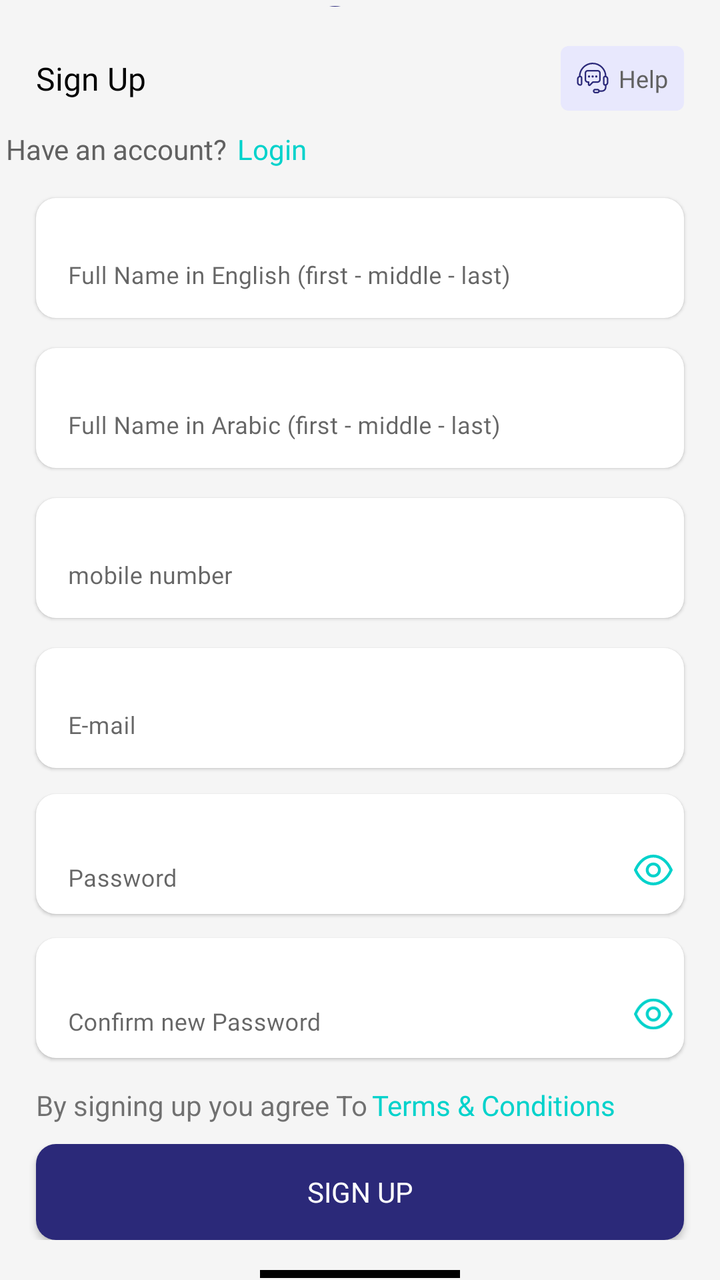
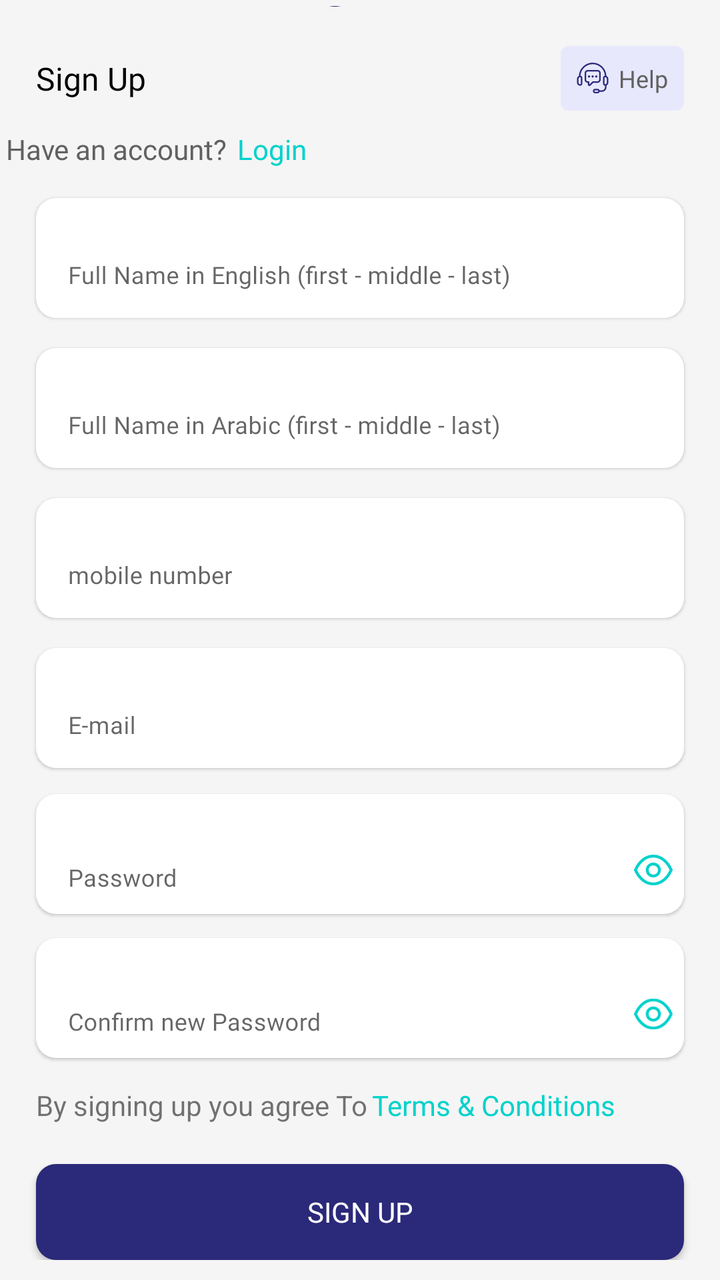

Screens rendered from an Android XML layout before and after an edit, with the pre-edit source and the edit as a unified diff.
<!-- AndroidManifest.xml: application theme Theme.NewDesign -->
<!-- res/layout/signupfragment.xml -->
<?xml version="1.0" encoding="utf-8"?>
<androidx.constraintlayout.widget.ConstraintLayout
    xmlns:android="http://schemas.android.com/apk/res/android"
    xmlns:app="http://schemas.android.com/apk/res-auto"
    xmlns:tools="http://schemas.android.com/tools"
    android:layout_width="match_parent"
    android:layout_height="match_parent"
    android:background="@color/bg_color_gray"
    tools:context=".fragment.splash.ChooseLanguageFragment">

<androidx.core.widget.NestedScrollView
    android:layout_width="match_parent"
    android:layout_height="match_parent"
    >
    <androidx.constraintlayout.widget.ConstraintLayout
        android:layout_width="match_parent"
        android:layout_height="match_parent"
        android:padding="3dp"
        >

    <com.google.android.material.imageview.ShapeableImageView
        android:id="@+id/iv_doctorProfile"
        android:layout_width="80dp"
        android:layout_height="80dp"
        android:layout_marginTop="70dp"
        android:adjustViewBounds="true"
        android:visibility="gone"
        android:src="@drawable/iv_doctor_logo"
        app:layout_constraintEnd_toEndOf="parent"
        app:layout_constraintStart_toStartOf="parent"
        app:layout_constraintTop_toTopOf="parent" />
        <androidx.constraintlayout.widget.ConstraintLayout
            android:layout_width="25dp"
            android:layout_height="25dp"
            android:background="@drawable/bg_circle"
            android:layout_marginStart="10dp"
            app:layout_constraintEnd_toEndOf="@+id/iv_doctorProfile"
           app:layout_constraintBottom_toBottomOf="@+id/iv_doctorProfile"
            >
            <com.google.android.material.imageview.ShapeableImageView
                android:id="@+id/iv_cam"
                android:layout_width="18dp"
                android:layout_height="15dp"
                android:adjustViewBounds="true"
                android:src="@drawable/ic_camera"
                app:layout_constraintStart_toStartOf="parent"
                app:layout_constraintEnd_toEndOf="parent"
                app:layout_constraintBottom_toBottomOf="parent"
                app:layout_constraintTop_toTopOf="parent"
                 />
        </androidx.constraintlayout.widget.ConstraintLayout>

    <androidx.appcompat.widget.AppCompatTextView
        android:id="@+id/tv_uploadPhoto"
        android:layout_width="0dp"
        android:layout_height="wrap_content"
        android:layout_marginTop="10dp"
        android:fontFamily="@font/avenirltstd_roman"
        android:gravity="center"
        android:padding="2dp"
        android:visibility="gone"
        android:text="@string/upload_your_photo"
        android:textColor="@color/gray"
        android:textSize="16sp"
        app:layout_constraintEnd_toEndOf="parent"
        app:layout_constraintStart_toStartOf="parent"
        app:layout_constraintTop_toBottomOf="@+id/iv_doctorProfile"
        app:layout_constraintWidth_percent=".85" />


    <com.google.android.material.textfield.TextInputLayout
        android:id="@+id/textinput_fullName_En"
        style="@style/Widget.MaterialComponents.TextInputLayout.OutlinedBox"
        android:layout_width="match_parent"
        android:layout_height="60dp"
        android:layout_margin="15dp"
        android:layout_marginTop="20dp"
        android:background="@drawable/bg_edittext"
        android:elevation="1dp"
        android:paddingTop="4dp"
        app:boxBackgroundMode="none"
        app:layout_constraintEnd_toEndOf="parent"
        app:layout_constraintStart_toStartOf="parent"
        app:layout_constraintTop_toBottomOf="@+id/tv_login">

        <com.google.android.material.textfield.TextInputEditText
            android:id="@+id/et_fullName_En"
            android:layout_width="match_parent"
            android:layout_gravity="center_horizontal"
            android:gravity="start"
            android:layout_marginTop="5dp"
            android:imeOptions="actionNext"
            android:digits="abcdefghijklmnopqrstuvwxyz ABCDEFGHIJKLMNOPQRSTUVWXYZ 1234567890!@#$%^*?"
            android:hint="@string/full_name_in_english_first_middle_last"
            android:textColor="@color/black"
            android:fontFamily="@font/avenirltstd_roman"
            android:textSize="12sp"
            android:layout_height="60dp"
            android:inputType="text" />

    </com.google.android.material.textfield.TextInputLayout>
        <androidx.appcompat.widget.AppCompatTextView
            android:id="@+id/tv_fullNameError"
            android:layout_width="wrap_content"
            android:layout_height="wrap_content"
            android:layout_marginTop="5dp"
            android:layout_marginBottom="5dp"
            android:layout_marginStart="15dp"
            android:fontFamily="@font/avenirltstd_roman"
            android:gravity="center"
            android:padding="2dp"
            android:text=""
            android:textColor="@color/red"
            android:textSize="12sp"
            android:visibility="gone"
            app:layout_constraintStart_toStartOf="parent"
            app:layout_constraintTop_toBottomOf="@+id/textinput_fullName_En"
            app:layout_constraintBottom_toTopOf="@+id/textinput_fullName_Ar"
             />

    <com.google.android.material.textfield.TextInputLayout
        android:id="@+id/textinput_fullName_Ar"
        style="@style/Widget.MaterialComponents.TextInputLayout.OutlinedBox"
        android:layout_width="match_parent"
        android:layout_height="60dp"
        android:layout_margin="15dp"
        android:background="@drawable/bg_edittext"
        android:elevation="1dp"
        android:paddingTop="4dp"
        android:hint="@string/full_name_in_arabic_first_middle_last"
        app:boxBackgroundMode="none"
        app:layout_constraintEnd_toEndOf="parent"
        app:layout_constraintStart_toStartOf="parent"
        app:layout_constraintTop_toBottomOf="@+id/textinput_fullName_En">

        <com.google.android.material.textfield.TextInputEditText
            android:id="@+id/et_fullName_AR"
            android:layout_width="match_parent"
            android:layout_gravity="center_horizontal"
            android:gravity="start"
            android:imeOptions="actionNext"
            android:textColor="@color/black"
            android:fontFamily="@font/avenirltstd_roman"
            android:textSize="12sp"
            android:digits="غظضذخثتشرقصفعسنملكيطحزوهدبا !@#$%^*?"
            android:layout_marginTop="5dp"
            android:layout_height="60dp"
            android:inputType="text" />

    </com.google.android.material.textfield.TextInputLayout>
        <androidx.appcompat.widget.AppCompatTextView
            android:id="@+id/tv_fullNameARError"
            android:layout_width="wrap_content"
            android:layout_height="wrap_content"
            android:layout_marginTop="5dp"
            android:layout_marginBottom="5dp"
            android:layout_marginStart="15dp"
            android:fontFamily="@font/avenirltstd_roman"
            android:gravity="center"
            android:padding="2dp"
            android:text=""
            android:textColor="@color/red"
            android:textSize="12sp"
            android:visibility="gone"
            app:layout_constraintStart_toStartOf="parent"
            app:layout_constraintTop_toBottomOf="@+id/textinput_fullName_Ar"
            app:layout_constraintBottom_toTopOf="@+id/textinput_PhoneNumber"
            />
    <com.google.android.material.textfield.TextInputLayout
        android:id="@+id/textinput_PhoneNumber"
        style="@style/Widget.MaterialComponents.TextInputLayout.OutlinedBox"
        android:layout_width="match_parent"
        android:layout_height="60dp"
        android:layout_margin="15dp"
        android:background="@drawable/bg_edittext"
        android:elevation="1dp"
        android:paddingTop="4dp"
        android:hint="@string/mobile_number"
        app:boxBackgroundMode="none"
        app:layout_constraintEnd_toEndOf="parent"
        app:layout_constraintStart_toStartOf="parent"
        app:layout_constraintTop_toBottomOf="@+id/textinput_fullName_Ar">

        <com.google.android.material.textfield.TextInputEditText
            android:id="@+id/et_PhoneNumber"
            android:layout_width="match_parent"
            android:layout_gravity="center_horizontal"
            android:gravity="start"
            android:textColor="@color/black"
            android:fontFamily="@font/avenirltstd_roman"
            android:textSize="12sp"
            android:imeOptions="actionNext"
            android:digits="jjfhdddbbbjshjksdj6mifghdkjwaxmjjk0123456789d"
            android:layout_marginTop="5dp"
            android:layout_height="60dp"
            android:inputType="number" />
    </com.google.android.material.textfield.TextInputLayout>
        <androidx.appcompat.widget.AppCompatTextView
            android:id="@+id/tv_pohneError"
            android:layout_width="wrap_content"
            android:layout_height="wrap_content"
            android:layout_marginTop="5dp"
            android:layout_marginBottom="5dp"
            android:layout_marginStart="15dp"
            android:fontFamily="@font/avenirltstd_roman"
            android:gravity="center"
            android:padding="2dp"
            android:text=""
            android:textColor="@color/red"
            android:textSize="12sp"
            android:visibility="gone"
            app:layout_constraintStart_toStartOf="parent"
            app:layout_constraintTop_toBottomOf="@+id/textinput_PhoneNumber"
            app:layout_constraintBottom_toTopOf="@+id/textinput_Email"
            />

    <com.google.android.material.textfield.TextInputLayout
        android:id="@+id/textinput_Email"
        style="@style/Widget.MaterialComponents.TextInputLayout.OutlinedBox"
        android:layout_width="match_parent"
        android:layout_height="60dp"
        android:layout_margin="15dp"
        android:background="@drawable/bg_edittext"
        android:elevation="1dp"
        android:paddingTop="4dp"
        android:hint="@string/e_mail"
        app:boxBackgroundMode="none"
        app:layout_constraintEnd_toEndOf="parent"
        app:layout_constraintStart_toStartOf="parent"
        app:layout_constraintTop_toBottomOf="@+id/textinput_PhoneNumber">

        <com.google.android.material.textfield.TextInputEditText
            android:id="@+id/et_Email"
            android:layout_width="match_parent"
            android:layout_gravity="center_horizontal"
            android:gravity="start"
            android:textColor="@color/black"
            android:fontFamily="@font/avenirltstd_roman"
            android:textSize="12sp"
            android:imeOptions="actionNext"
            android:layout_marginTop="5dp"
            android:layout_height="60dp"
            android:inputType="textEmailAddress" />

    </com.google.android.material.textfield.TextInputLayout>
        <androidx.appcompat.widget.AppCompatTextView
            android:id="@+id/tv_emailError"
            android:layout_width="wrap_content"
            android:layout_height="wrap_content"
            android:layout_marginTop="5dp"
            android:layout_marginBottom="5dp"
            android:layout_marginStart="15dp"
            android:fontFamily="@font/avenirltstd_roman"
            android:gravity="center"
            android:padding="2dp"
            android:text=""
            android:textColor="@color/red"
            android:textSize="12sp"
            android:visibility="gone"
            app:layout_constraintStart_toStartOf="parent"
            app:layout_constraintTop_toBottomOf="@+id/textinput_Email"
            app:layout_constraintBottom_toTopOf="@+id/layout_password"
            />

 <androidx.constraintlayout.widget.ConstraintLayout
        android:id="@+id/layout_password"
        android:layout_width="match_parent"
        android:layout_height="wrap_content"
        android:background="@drawable/bg_edittext"
        android:layout_marginTop="13dp"
        android:elevation="1dp"
        app:layout_constraintStart_toStartOf="parent"
        app:layout_constraintEnd_toEndOf="parent"
        app:layout_constraintTop_toBottomOf="@+id/textinput_Email"
        android:layout_marginStart="15dp"
        android:layout_marginEnd="15dp"
        >
        <androidx.appcompat.widget.AppCompatImageView
            android:id="@+id/iv_showpassword"
            android:layout_width="20dp"
            android:layout_height="20dp"
            android:layout_gravity="center_horizontal"
            android:gravity="start"
            app:layout_constraintEnd_toEndOf="parent"
            android:src="@drawable/ic_eyeshow"
            android:layout_marginEnd="5dp"
            android:layout_marginBottom="12dp"
            app:layout_constraintBottom_toBottomOf="parent"/>

        <com.google.android.material.textfield.TextInputLayout
            android:id="@+id/textinput_password"
            style="@style/Widget.MaterialComponents.TextInputLayout.OutlinedBox"
            android:layout_width="match_parent"
            android:layout_height="55dp"
            android:layout_marginBottom="5dp"
            android:layout_marginEnd="25dp"
            android:paddingTop="4dp"
            app:boxBackgroundColor="@color/white"
            app:boxBackgroundMode="none"
            android:hint="@string/password"
            app:layout_constraintEnd_toEndOf="parent"
            app:layout_constraintStart_toStartOf="parent"
            app:layout_constraintBottom_toBottomOf="parent"
            app:layout_constraintTop_toTopOf="parent">

            <com.google.android.material.textfield.TextInputEditText
                android:id="@+id/et_password"
                android:layout_width="match_parent"
                android:layout_height="55dp"
                android:textColor="@color/black"
                android:fontFamily="@font/avenirltstd_roman"
                android:textSize="12sp"
                android:digits="abcdefghijklmnopqrstuvwxyz ABCDEFGHIJKLMNOPQRSTUVWXYZ 1234567890!@#$%^*?&amp;"
                android:layout_marginTop="5dp"
                android:imeOptions="actionNext"
                android:layout_gravity="center_horizontal"
                android:inputType="text" />

        </com.google.android.material.textfield.TextInputLayout>

    </androidx.constraintlayout.widget.ConstraintLayout>
        <androidx.appcompat.widget.AppCompatTextView
            android:id="@+id/tv_passwordError"
            android:layout_width="wrap_content"
            android:layout_height="wrap_content"
            android:layout_marginTop="5dp"
            android:layout_marginBottom="5dp"
            android:layout_marginStart="15dp"
            android:fontFamily="@font/avenirltstd_roman"
            android:gravity="center"
            android:padding="2dp"
            android:text=""
            android:textColor="@color/red"
            android:textSize="12sp"
            android:visibility="gone"
            app:layout_constraintStart_toStartOf="parent"
            app:layout_constraintTop_toBottomOf="@+id/layout_password"
            app:layout_constraintBottom_toTopOf="@+id/layout_confirmpassword"
            />

    <androidx.appcompat.widget.AppCompatTextView
        android:id="@+id/tv_signup"
        android:layout_width="wrap_content"
        android:layout_height="wrap_content"
        android:layout_marginStart="15dp"
        android:layout_marginTop="20dp"
        android:fontFamily="@font/avenirltstd_black"
        android:text="@string/sign_up"
        android:textColor="@color/black"
        android:textSize="16sp"
        app:layout_constraintBottom_toBottomOf="@+id/layout_help"
        app:layout_constraintStart_toStartOf="parent"
        app:layout_constraintTop_toTopOf="parent" />

        <androidx.appcompat.widget.AppCompatTextView
                android:id="@+id/tv_haveAcount"
                android:layout_width="wrap_content"
                android:layout_height="wrap_content"
                android:layout_marginTop="15dp"
                android:layout_marginStart="@dimen/_15sdp"
                android:layout_marginBottom="10dp"
                android:fontFamily="@font/avenirltstd_roman"
                android:text="@string/have_an_account"
                android:textColor="#616161"
                android:textSize="14sp"
                app:layout_constraintEnd_toStartOf="@+id/tv_login"
                app:layout_constraintHorizontal_chainStyle="packed"
                app:layout_constraintStart_toStartOf="parent"
                app:layout_constraintTop_toBottomOf="@+id/tv_signup" />

        <androidx.appcompat.widget.AppCompatTextView
                android:id="@+id/tv_login"
                android:layout_width="wrap_content"
                android:layout_height="wrap_content"
                android:layout_marginStart="5dp"
                android:layout_marginTop="15dp"
                android:layout_marginBottom="10dp"
                android:fontFamily="@font/avenirltstd_roman"
                android:text="@string/login"
                android:textColor="#00D2CB"
                android:textSize="14sp"
                app:layout_constraintStart_toEndOf="@+id/tv_haveAcount"
                app:layout_constraintTop_toBottomOf="@+id/tv_signup" />




    <androidx.constraintlayout.widget.ConstraintLayout
        android:id="@+id/layout_help"
        android:layout_width="wrap_content"
        android:layout_height="wrap_content"
        android:layout_marginTop="20dp"
        android:layout_marginBottom="20dp"
        android:layout_marginEnd="15dp"
        android:background="@drawable/bg_help"
        android:padding="8dp"
        app:layout_constraintEnd_toEndOf="parent"
        app:layout_constraintTop_toTopOf="parent">

        <androidx.appcompat.widget.AppCompatTextView
            android:id="@+id/tv_help"
            android:layout_width="wrap_content"
            android:layout_height="wrap_content"
            android:fontFamily="@font/avenirltstd_roman"
            android:text="@string/help"
            android:textColor="#616161"
            android:textSize="12sp"
            app:layout_constraintBottom_toBottomOf="parent"
            app:layout_constraintEnd_toEndOf="parent"
            app:layout_constraintTop_toTopOf="parent" />

        <com.google.android.material.imageview.ShapeableImageView
            android:id="@+id/iv_help"
            android:layout_width="wrap_content"
            android:layout_height="wrap_content"
            android:layout_marginEnd="5dp"
            android:adjustViewBounds="true"
            android:src="@drawable/ic_help"
            app:layout_constraintEnd_toStartOf="@+id/tv_help"
            app:layout_constraintStart_toStartOf="parent"
            app:layout_constraintTop_toTopOf="parent" />


    </androidx.constraintlayout.widget.ConstraintLayout>
    <androidx.constraintlayout.widget.ConstraintLayout
        android:id="@+id/layout_confirmpassword"
        android:layout_width="match_parent"
        android:layout_height="wrap_content"
        android:background="@drawable/bg_edittext"
        android:layout_marginTop="12dp"
        android:elevation="1dp"
        app:layout_constraintStart_toStartOf="parent"
        app:layout_constraintEnd_toEndOf="parent"
        app:layout_constraintTop_toBottomOf="@+id/layout_password"
        android:layout_marginStart="15dp"
        android:layout_marginEnd="15dp"
        >
        <androidx.appcompat.widget.AppCompatImageView
            android:id="@+id/iv_confirmshowpassword"
            android:layout_width="20dp"
            android:layout_height="20dp"
            android:layout_gravity="center_horizontal"
            android:gravity="start"
            app:layout_constraintEnd_toEndOf="parent"
            android:src="@drawable/ic_eyeshow"
            android:layout_marginEnd="5dp"
            android:layout_marginBottom="12dp"
            app:layout_constraintBottom_toBottomOf="parent"/>

        <com.google.android.material.textfield.TextInputLayout
            android:id="@+id/confirmtextinput_password"
            style="@style/Widget.MaterialComponents.TextInputLayout.OutlinedBox"
            android:layout_width="match_parent"
            android:layout_height="55dp"
            android:layout_marginBottom="5dp"
            android:layout_marginEnd="25dp"
            android:paddingTop="4dp"
            app:boxBackgroundColor="@color/white"
            app:boxBackgroundMode="none"
            android:hint="@string/confirm_new_password"
            app:layout_constraintEnd_toEndOf="parent"
            app:layout_constraintStart_toStartOf="parent"
            app:layout_constraintBottom_toBottomOf="parent"
            app:layout_constraintTop_toTopOf="parent">

            <com.google.android.material.textfield.TextInputEditText
                android:id="@+id/confirm_et_password"
                android:layout_width="match_parent"
                android:layout_height="55dp"
                android:textColor="@color/black"
                android:layout_marginTop="5dp"
                android:fontFamily="@font/avenirltstd_roman"
                android:textSize="12sp"
                android:digits="abcdefghijklmnopqrstuvwxyz ABCDEFGHIJKLMNOPQRSTUVWXYZ 1234567890!@#$%^*?&amp;"
                android:imeOptions="actionDone"
                android:layout_gravity="center_horizontal"
                android:inputType="text" />

        </com.google.android.material.textfield.TextInputLayout>

    </androidx.constraintlayout.widget.ConstraintLayout>
        <androidx.appcompat.widget.AppCompatTextView
            android:id="@+id/tv_confirmpasswordError"
            android:layout_width="wrap_content"
            android:layout_height="wrap_content"
            android:layout_marginTop="5dp"
            android:layout_marginBottom="5dp"
            android:layout_marginStart="15dp"
            android:fontFamily="@font/avenirltstd_roman"
            android:gravity="center"
            android:padding="2dp"
            android:text=""
            android:textColor="@color/red"
            android:textSize="12sp"
            android:visibility="gone"
            app:layout_constraintStart_toStartOf="parent"
            app:layout_constraintTop_toBottomOf="@+id/layout_confirmpassword"
            />


        <TextView
            android:id="@id/ch_terms"
            android:layout_width="wrap_content"
            android:layout_height="wrap_content"
            android:layout_marginStart="15dp"
            android:layout_marginTop="14dp"
            android:text="@string/agree_to"
            app:layout_constraintStart_toStartOf="parent"
            app:layout_constraintTop_toBottomOf="@+id/layout_confirmpassword" />

        <androidx.appcompat.widget.AppCompatTextView
            android:id="@+id/tv_termsandconditions"
            android:layout_width="wrap_content"
            android:layout_height="wrap_content"
            android:layout_marginTop="14dp"
            android:layout_marginStart="2dp"
            android:fontFamily="@font/avenirltstd_roman"
           android:text="@string/terms_conditions"
            android:textColor="@color/green"
            android:textSize="14sp"
            app:layout_constraintStart_toEndOf="@+id/ch_terms"
            app:layout_constraintTop_toBottomOf="@+id/layout_confirmpassword"
            app:layout_constraintBottom_toBottomOf="@+id/ch_terms"
            />

        <androidx.constraintlayout.widget.ConstraintLayout
           android:id="@+id/layout"
            android:layout_width="match_parent"
            android:layout_height="wrap_content"
            app:layout_constraintEnd_toEndOf="parent"
            app:layout_constraintStart_toStartOf="parent"
            app:layout_constraintTop_toBottomOf="@+id/ch_terms"
           app:layout_constraintBottom_toTopOf="@+id/imageView"
            app:layout_constraintWidth_percent=".9"
            android:layout_marginTop="10dp">
            <androidx.appcompat.widget.AppCompatButton
                android:id="@+id/btn_signUp"
                android:layout_width="0dp"
                android:layout_height="wrap_content"
                android:background="@drawable/bg_chooselang_button"
                android:fontFamily="@font/avenirltstd_black"
                android:padding="5dp"
                android:text="@string/sign_up"
                android:textColor="@color/white"
                android:textSize="14sp"
                android:layout_marginStart="15dp"
                android:layout_marginEnd="15dp"
                app:layout_constraintEnd_toEndOf="parent"
                app:layout_constraintStart_toStartOf="parent"
                app:layout_constraintTop_toTopOf="parent"

                />
        </androidx.constraintlayout.widget.ConstraintLayout>





        <ProgressBar
            android:id="@+id/progress_bar"
            android:layout_width="wrap_content"
            android:layout_height="wrap_content"
            app:layout_constraintEnd_toEndOf="parent"
            app:layout_constraintStart_toStartOf="parent"
            app:layout_constraintTop_toBottomOf="@+id/layout"
            app:layout_constraintTop_toTopOf="@+id/layout"
            android:visibility="gone"
            />




        <ImageView
            android:id="@+id/imageView"
            android:layout_width="100dp"
            android:layout_height="4dp"
            android:layout_marginTop="15dp"
            android:adjustViewBounds="true"
            android:background="@color/black"
            android:contentDescription="TODO"
            app:layout_constraintTop_toBottomOf="@+id/layout"
            app:layout_constraintBottom_toBottomOf="parent"
            app:layout_constraintEnd_toEndOf="parent"
            app:layout_constraintStart_toStartOf="parent" />

    </androidx.constraintlayout.widget.ConstraintLayout>

</androidx.core.widget.NestedScrollView>

</androidx.constraintlayout.widget.ConstraintLayout>
<!-- resources referenced by this layout -->
<resources>
  <color name="bg_color_gray">#F5F5F5</color>
  <color name="black">#FF000000</color>
  <color name="gray">#B7B7B7</color>
  <color name="green">#00D2CB</color>
  <color name="red">#F60707</color>
  <color name="white">#FFFFFFFF</color>
  <!-- drawable bg_chooselang_button (drawable) -->
  <?xml version="1.0" encoding="utf-8"?>
  <shape xmlns:android="http://schemas.android.com/apk/res/android"
      android:shape="rectangle"
      >
  
      <corners android:radius="10dp"/>
      <solid android:color="@color/blue"/>
  
  
  </shape>
  <!-- drawable bg_circle (drawable) -->
  <?xml version="1.0" encoding="utf-8"?>
  <shape xmlns:android="http://schemas.android.com/apk/res/android"
      android:shape="oval"
      >
  
      <size android:width="20dp" android:height="20dp"/>
      <solid android:color="@color/blue"/>
  
  </shape>
  <!-- drawable bg_edittext (drawable) -->
  <?xml version="1.0" encoding="utf-8"?>
  <shape xmlns:android="http://schemas.android.com/apk/res/android"
      android:shape="rectangle"
      >
  
      <solid android:color="@color/white"/>
      <corners android:radius="10dp"/>
  </shape>
  <!-- drawable bg_help (drawable) -->
  <?xml version="1.0" encoding="utf-8"?>
  <shape xmlns:android="http://schemas.android.com/apk/res/android"
      android:shape="rectangle"
      >
      <solid android:color="@color/move"/>
      <corners android:radius="4dp"/>
  
  </shape>
  <!-- drawable ic_eyeshow (drawable) -->
  <vector xmlns:android="http://schemas.android.com/apk/res/android"
      android:width="18dp"
      android:height="14dp"
      android:viewportWidth="18"
      android:viewportHeight="14">
    <path
        android:pathData="M8.695,0C12.291,0.003 15.519,2.523 17.333,6.742C17.404,6.907 17.404,7.093 17.333,7.257C15.52,11.477 12.291,13.997 8.695,14H8.69C5.095,13.997 1.866,11.477 0.053,7.257C-0.018,7.093 -0.018,6.907 0.053,6.742C1.866,2.523 5.096,0.003 8.69,0H8.695ZM8.693,1.304C5.706,1.305 2.981,3.428 1.365,7C2.981,10.571 5.705,12.695 8.693,12.696C11.681,12.695 14.404,10.571 16.021,7C14.404,3.428 11.681,1.305 8.693,1.304ZM8.692,3.6C10.568,3.6 12.093,5.125 12.093,7C12.093,8.874 10.568,10.399 8.692,10.399C6.817,10.399 5.293,8.874 5.293,7C5.293,5.125 6.817,3.6 8.692,3.6ZM8.692,4.904C7.536,4.904 6.597,5.844 6.597,7C6.597,8.156 7.536,9.095 8.692,9.095C9.849,9.095 10.789,8.156 10.789,7C10.789,5.844 9.849,4.904 8.692,4.904Z"
        android:fillColor="#00D2CB"
        android:fillType="evenOdd"/>
  </vector>
  <string name="agree_to">By signing up you agree To</string>
  <string name="confirm_new_password">Confirm new Password</string>
  <string name="e_mail">E-mail</string>
  <string name="full_name_in_arabic_first_middle_last">Full Name in Arabic (first - middle - last)</string>
  <string name="full_name_in_english_first_middle_last">Full Name in English (first - middle - last)</string>
  <string name="have_an_account">Have an account?</string>
  <string name="help">Help</string>
  <string name="login">Login</string>
  <string name="mobile_number">mobile number</string>
  <string name="password">Password</string>
  <string name="sign_up">Sign Up</string>
  <string name="terms_conditions">Terms &amp; Conditions</string>
  <string name="upload_your_photo">Upload your photo</string>
  <style name="Theme.NewDesign" parent="Theme.MaterialComponents.Light.NoActionBar">
          
          <item name="colorPrimary">@color/purple_500</item>
          <item name="colorPrimaryVariant">@color/purple_700</item>
          <item name="colorOnPrimary">@color/white</item>
          
          <item name="colorSecondary">#0639BA</item>
          <item name="colorSecondaryVariant">@color/teal_700</item>
          <item name="colorOnSecondary">@color/black</item>
          
          <item name="android:statusBarColor">?attr/colorPrimaryVariant</item>
          
      </style>
  <color name="blue">#2B2979</color>
  <color name="move">#E8E8FD</color>
  <color name="purple_500">#FF6200EE</color>
  <color name="purple_700">#FF3700B3</color>
  <color name="teal_700">#FF018786</color>
  <!-- unchanged entries left out for length: 3 -->
</resources>

<!-- the commit's change to res/layout/signupfragment.xml (unified diff, before → after) -->
@@ -10,7 +10,9 @@
 
 <androidx.core.widget.NestedScrollView
     android:layout_width="match_parent"
-    android:layout_height="match_parent"
+    android:layout_height="0dp"
+    app:layout_constraintTop_toTopOf="parent"
+    app:layout_constraintBottom_toBottomOf="parent"
     >
     <androidx.constraintlayout.widget.ConstraintLayout
         android:layout_width="match_parent"
@@ -532,7 +534,7 @@
             app:layout_constraintTop_toBottomOf="@+id/ch_terms"
            app:layout_constraintBottom_toTopOf="@+id/imageView"
             app:layout_constraintWidth_percent=".9"
-            android:layout_marginTop="10dp">
+            android:layout_marginTop="20dp">
             <androidx.appcompat.widget.AppCompatButton
                 android:id="@+id/btn_signUp"
                 android:layout_width="0dp"
@@ -574,7 +576,7 @@
             android:id="@+id/imageView"
             android:layout_width="100dp"
             android:layout_height="4dp"
-            android:layout_marginTop="15dp"
+            android:layout_marginTop="35dp"
             android:adjustViewBounds="true"
             android:background="@color/black"
             android:contentDescription="TODO"
